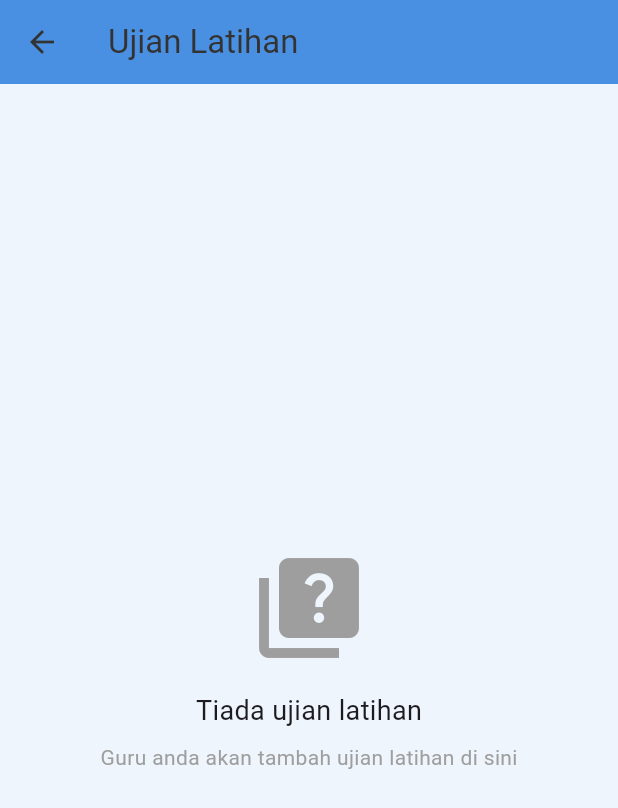
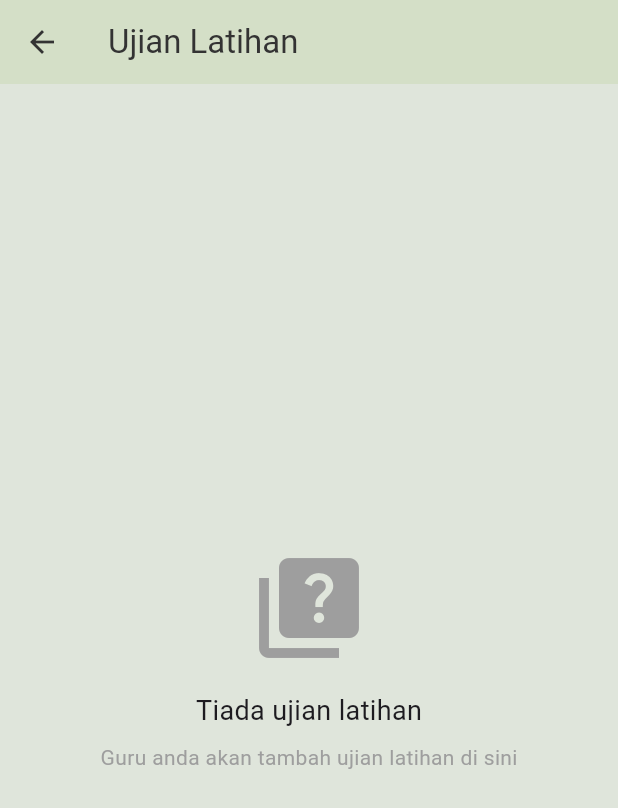
Before and after one commit to NATIJAH/CodeSprout, a Flutter app: the McqStudentPage screen opened directly, on a phone screen of 412 x 824 dp. Shown: the top 808 px of the screen. Run offline on Flutter 3.47's test engine with Material 3 defaults, Android fonts, the phone set to English and light mode, and no system bars; our stand-ins replace file_picker, supabase_flutter; missing offline and left inert: dart:html; accounts and stored records are empty.

Commit message:
Update theme colors

```diff
--- a/lib/theme/color.dart
+++ b/lib/theme/color.dart
@@ -1,18 +1,21 @@
+// student/lib/theme/color.dart - FAIL INI PERLU DITUKAR
+
 import 'package:flutter/material.dart';
 
 class AppColor {
-  static const primaryBlue = Color(0xFF4A90E2);
-  static const secondaryBlue = Color(0xFF64B5F6);
-  static const background = Color(0xFFEFF5FC);
+  // UBAH SEMUA WARNA BIRU KE HIJAU (sama seperti teacher)
+  static const primaryGreen = Color(0xFF7EA66B); // GANTI primaryBlue
+  static const secondaryGreen = Color(0xFF9BC588); // GANTI secondaryBlue
+  static const background = Color(0xFFDFE5DB); // GANTI warna latar
   static const card = Color(0xFFFFFFFF);
   static const textDark = Color(0xFF333333);
   static const textLight = Color(0xFF666666);
-  static const success = Color(0xFF4CAF50);
+  static const success = Color(0xFF7EA66B); // sama dengan primaryGreen
   static const warning = Color(0xFFFF9800);
-  static const progress = Color(0xFF2196F3);
+  static const progress = Color(0xFF7EA66B); // GANTI ke hijau
   static const danger = Color(0xFFF44336);
   static const accent = Color(0xFF00BCD4);
 
-  // Add topBar if missing (use same as primaryBlue)
-  static const topBar = Color(0xFF4A90E2);
+  // TopBar guna hijau sama
+  static const topBar = Color(0xFFD4DFC7); // hijau muda seperti teacher
 }
```
